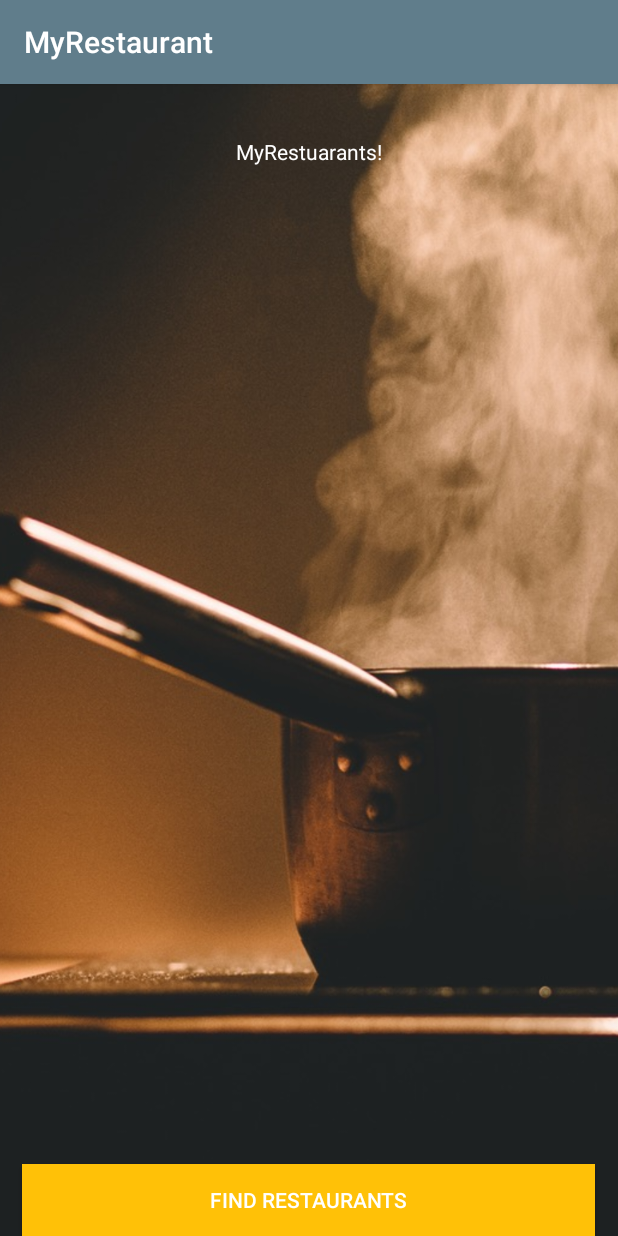
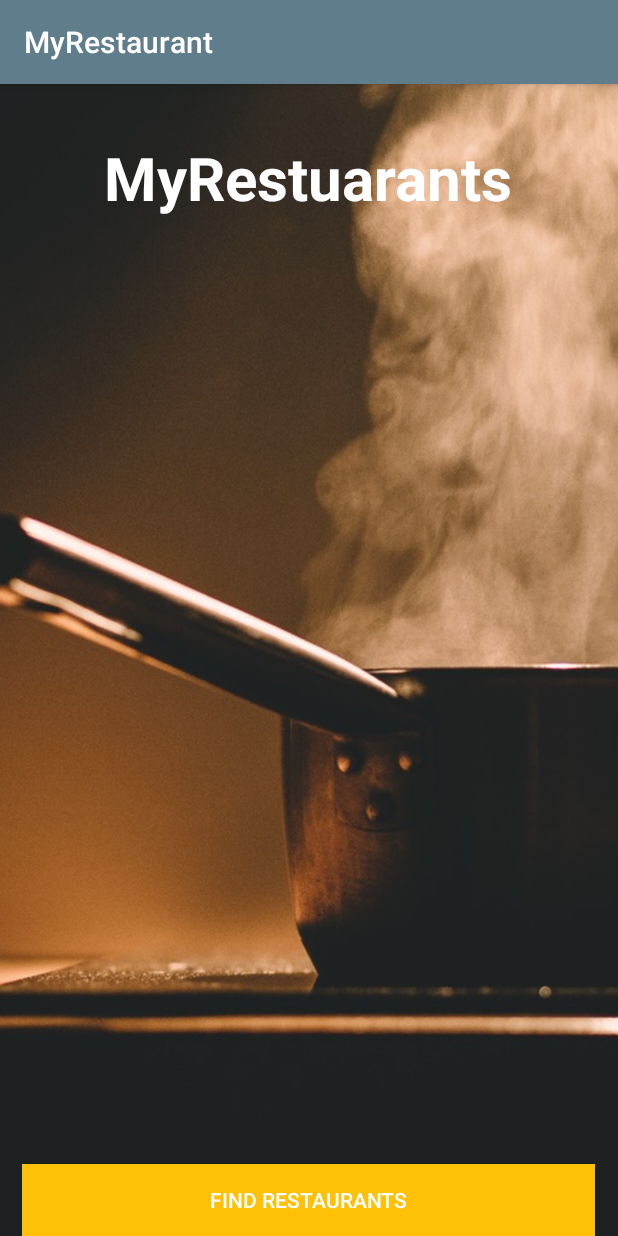
Before and after one commit to warnock/android-restaurant-app, an Android app: the screen it shows after launch (MainActivity), on a phone screen of 412 x 824 dp. Run offline under Robolectric (Android 15) with nearby library versions, the phone set to English and light mode, and no system bars.

```diff
--- a/app/src/main/java/com/example/guest/myrestaurant/MainActivity.java
+++ b/app/src/main/java/com/example/guest/myrestaurant/MainActivity.java
@@ -2,12 +2,24 @@ package com.example.guest.myrestaurant;
 
 import android.support.v7.app.AppCompatActivity;
 import android.os.Bundle;
+import android.view.View;
+import android.widget.Button;
+import android.widget.Toast;
 
 public class MainActivity extends AppCompatActivity {
+    private Button mFindRestaurantsButton;
 
     @Override
     protected void onCreate(Bundle savedInstanceState) {
         super.onCreate(savedInstanceState);
         setContentView(R.layout.activity_main);
+
+        mFindRestaurantsButton = (Button) findViewById(R.id.findRestaurantsButton);
+        mFindRestaurantsButton.setOnClickListener(new View.OnClickListener() {
+            @Override
+            public void onClick(View v) {
+                Toast.makeText(MainActivity.this, "Hello World!", Toast.LENGTH_LONG).show();
+            }
+        });
     }
 }
--- a/app/src/main/res/layout/activity_main.xml
+++ b/app/src/main/res/layout/activity_main.xml
@@ -12,24 +12,26 @@
         android:src="@drawable/background"
         android:scaleType="centerCrop"/>
 
+    <TextView
+        android:layout_width="wrap_content"
+        android:layout_height="wrap_content"
+        android:text="MyRestuarants"
+        android:id="@+id/textView"
+        android:layout_marginTop="35dp"
+        android:textSize="40sp"
+        android:textColor="@color/colorTextIcons"
+        android:layout_alignParentTop="true"
+        android:layout_centerHorizontal="true"
+        android:textStyle="bold"/>
+
     <Button
         android:layout_width="match_parent"
         android:layout_height="wrap_content"
-        android:id="@+id/button"
+        android:id="@+id/findRestaurantsButton"
         android:text="Find Restaurants"
         android:layout_centerHorizontal="true"
         android:layout_alignParentBottom="true"
         android:background="@color/colorAccent"
         android:textColor="@color/colorTextIcons"
         android:layout_marginLeft="30dp"/>
-
-    <TextView
-        android:layout_width="wrap_content"
-        android:layout_height="wrap_content"
-        android:text="MyRestuarants!"
-        android:id="@+id/textView"
-        android:layout_marginTop="35dp"
-        android:textColor="@color/colorTextIcons"
-        android:layout_alignParentTop="true"
-        android:layout_centerHorizontal="true" />
 </RelativeLayout>
```
